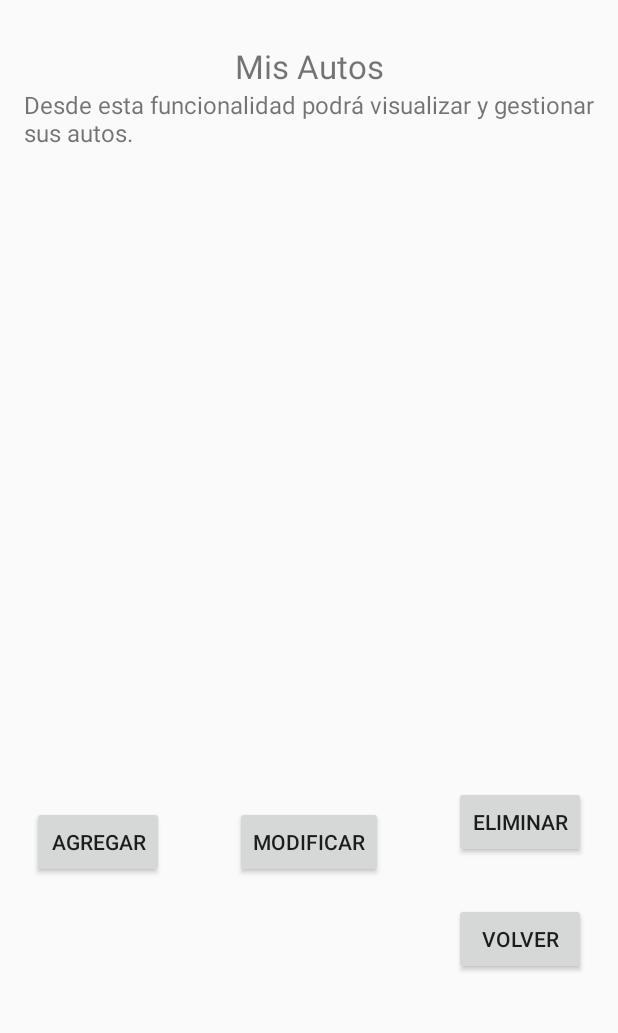
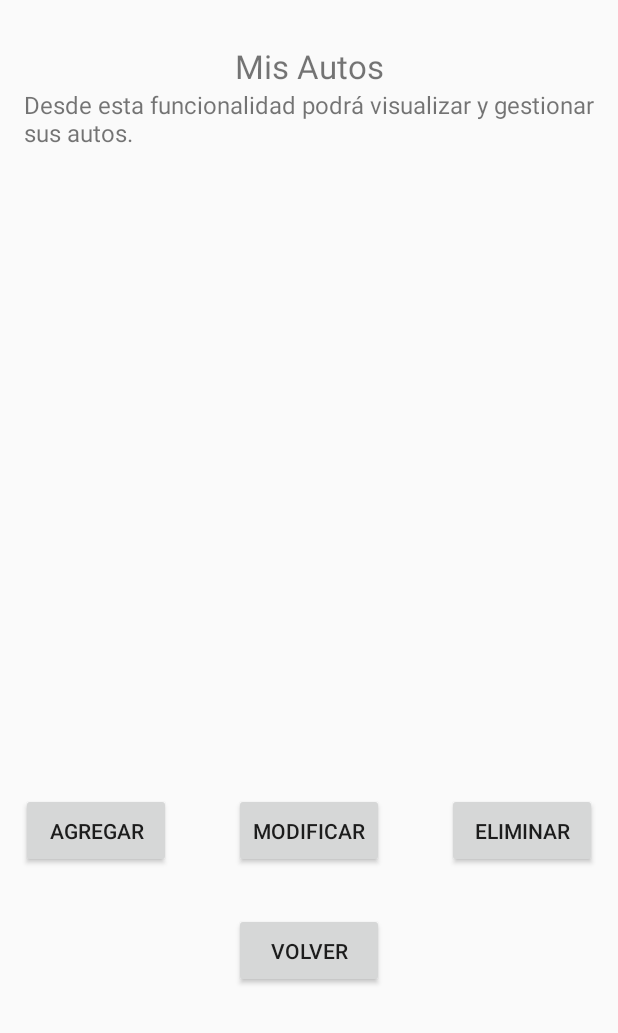
Before and after one commit to mosorioo/Confiautos, an Android app: the MisAutos screen opened directly, with no data from a screen before it, on a phone screen of 412 x 824 dp, the part 203-1236 px from its top. Run offline under Robolectric (Android 15) with nearby library versions, the light colour scheme and no system bars; 1 statement that could not run was skipped.

Commit message:
Modifique la pantalla Mis Autos

```diff
--- a/app/build.gradle
+++ b/app/build.gradle
@@ -34,6 +34,7 @@ dependencies {
     implementation 'com.google.android.material:material:1.3.0'
     implementation 'androidx.constraintlayout:constraintlayout:2.0.4'
     implementation 'com.google.android.gms:play-services-maps:17.0.0'
+    implementation 'androidx.gridlayout:gridlayout:1.0.0'
     testImplementation 'junit:junit:4.+'
     androidTestImplementation 'androidx.test.ext:junit:1.1.2'
     androidTestImplementation 'androidx.test.espresso:espresso-core:3.3.0'
--- a/app/src/main/res/layout/activity_mis_autos.xml
+++ b/app/src/main/res/layout/activity_mis_autos.xml
@@ -48,18 +48,19 @@
         android:layout_height="50dp"
         android:layout_marginStart="16dp"
         android:layout_marginEnd="16dp"
+        android:layout_marginBottom="16dp"
         android:text="@string/indicaciones"
         android:textSize="16sp"
+        app:layout_constraintBottom_toTopOf="@+id/_dynamic"
         app:layout_constraintEnd_toEndOf="parent"
         app:layout_constraintStart_toStartOf="parent"
         app:layout_constraintTop_toBottomOf="@+id/txtMisAutos" />
 
     <Button
         android:id="@+id/btnAgregar"
-        android:layout_width="wrap_content"
-        android:layout_height="wrap_content"
-        android:layout_marginStart="16dp"
-        android:layout_marginTop="14dp"
+        android:layout_width="100dp"
+        android:layout_height="50dp"
+        android:layout_marginStart="24dp"
         android:layout_marginEnd="42dp"
         android:layout_marginBottom="69dp"
         android:onClick="Agregar"
@@ -67,54 +68,56 @@
         app:layout_constraintBottom_toBottomOf="parent"
         app:layout_constraintEnd_toStartOf="@+id/btnModificar"
         app:layout_constraintStart_toStartOf="parent"
-        app:layout_constraintTop_toBottomOf="@+id/recyclerView" />
+        app:layout_constraintTop_toBottomOf="@+id/listAutos" />
 
     <Button
         android:id="@+id/btnModificar"
-        android:layout_width="wrap_content"
-        android:layout_height="wrap_content"
-        android:layout_marginTop="14dp"
+        android:layout_width="100dp"
+        android:layout_height="50dp"
+        android:layout_marginTop="24dp"
         android:layout_marginEnd="42dp"
         android:layout_marginBottom="69dp"
         android:text="@string/modificar"
         app:layout_constraintBottom_toBottomOf="parent"
-        app:layout_constraintEnd_toStartOf="@+id/btnEliminar"
+        app:layout_constraintEnd_toStartOf="@+id/btnEliminarAuto"
         app:layout_constraintStart_toEndOf="@+id/btnAgregar"
-        app:layout_constraintTop_toBottomOf="@+id/recyclerView" />
+        app:layout_constraintTop_toBottomOf="@+id/listAutos" />
 
     <Button
-        android:id="@+id/btnEliminar"
-        android:layout_width="wrap_content"
-        android:layout_height="wrap_content"
-        android:layout_marginEnd="16dp"
-        android:layout_marginBottom="7dp"
+        android:id="@+id/btnEliminarAuto"
+        android:layout_width="100dp"
+        android:layout_height="50dp"
+        android:layout_marginTop="24dp"
+        android:layout_marginEnd="24dp"
+        android:layout_marginBottom="69dp"
         android:text="@string/eliminar"
-        app:layout_constraintBottom_toTopOf="@+id/btnMisAutosVolver"
+        app:layout_constraintBottom_toBottomOf="parent"
         app:layout_constraintEnd_toEndOf="parent"
         app:layout_constraintStart_toEndOf="@+id/btnModificar"
-        app:layout_constraintTop_toBottomOf="@+id/recyclerView" />
+        app:layout_constraintTop_toBottomOf="@+id/listAutos" />
 
     <Button
         android:id="@+id/btnMisAutosVolver"
-        android:layout_width="wrap_content"
-        android:layout_height="wrap_content"
+        android:layout_width="100dp"
+        android:layout_height="50dp"
+        android:layout_marginStart="161dp"
+        android:layout_marginTop="16dp"
+        android:layout_marginEnd="161dp"
         android:layout_marginBottom="16dp"
         android:text="@string/volver"
         app:layout_constraintBottom_toBottomOf="parent"
         app:layout_constraintEnd_toEndOf="parent"
-        app:layout_constraintHorizontal_bias="0.934"
         app:layout_constraintStart_toStartOf="parent"
-        app:layout_constraintTop_toBottomOf="@+id/btnEliminar" />
+        app:layout_constraintTop_toBottomOf="@+id/btnModificar" />
 
-    <androidx.recyclerview.widget.RecyclerView
-        android:id="@+id/recyclerView"
-        android:layout_width="381dp"
-        android:layout_height="345dp"
-        android:layout_marginStart="14dp"
-        android:layout_marginTop="12dp"
+    <ListView
+        android:id="@+id/listAutos"
+        android:layout_width="376dp"
+        android:layout_height="315dp"
+        android:layout_marginStart="16dp"
         android:layout_marginEnd="16dp"
-        android:layout_marginBottom="12dp"
-        app:layout_constraintBottom_toTopOf="@+id/btnEliminar"
+        android:layout_marginBottom="24dp"
+        app:layout_constraintBottom_toTopOf="@+id/btnAgregar"
         app:layout_constraintEnd_toEndOf="parent"
         app:layout_constraintStart_toStartOf="parent"
         app:layout_constraintTop_toBottomOf="@+id/txtIndicaciones" />
--- a/app/src/main/res/values/strings.xml
+++ b/app/src/main/res/values/strings.xml
@@ -54,4 +54,8 @@
     <string name="modificar">Modificar</string>
     <string name="eliminar">Eliminar</string>
     <string name="error">error</string>
+    <string name="leyendaUsuario">Usuario: mínimo 6 letras</string>
+    <string name="leyendaPass">Contraseña: mínimo 8 números</string>
+    <string name="leyendaConfPass">Confirmar contraseña</string>
+    <string name="leyendaTlf">Telefono: Mínimo 10 números</string>
 </resources>
```
Also changed, not shown: app/src/main/res/layout/activity_mi_perfil.xml (+18 -0 lines), app/src/main/res/layout/activity_registro.xml (+22 -6 lines), app/src/main/res/layout/viewAuto.xml (added, +40 -0 lines).
